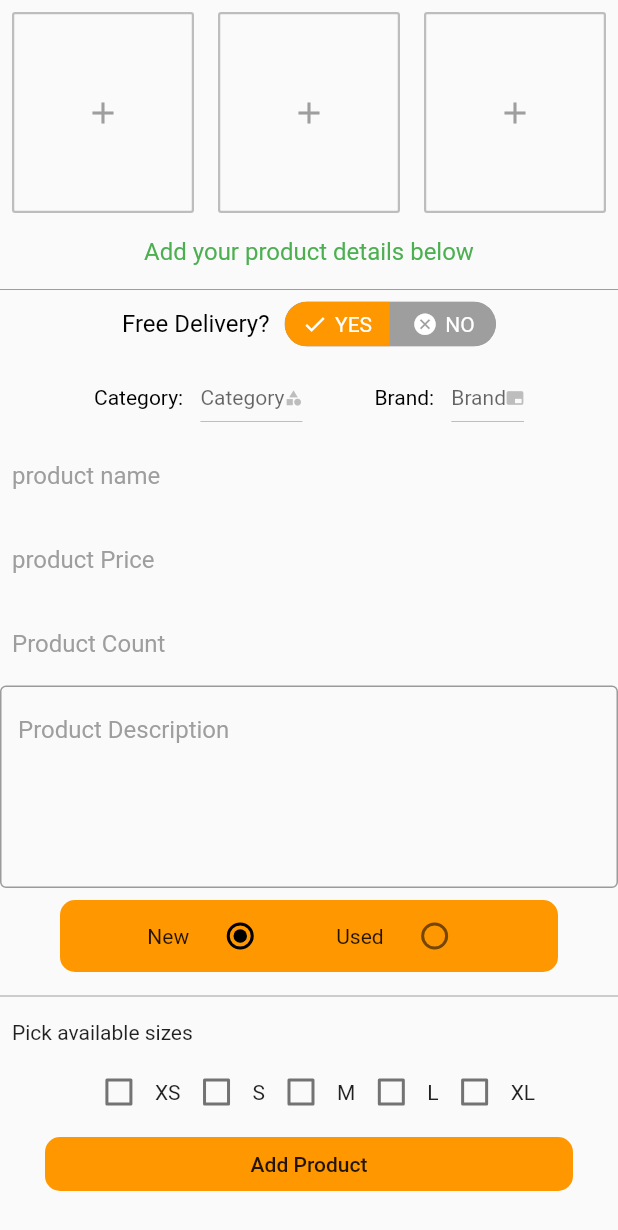
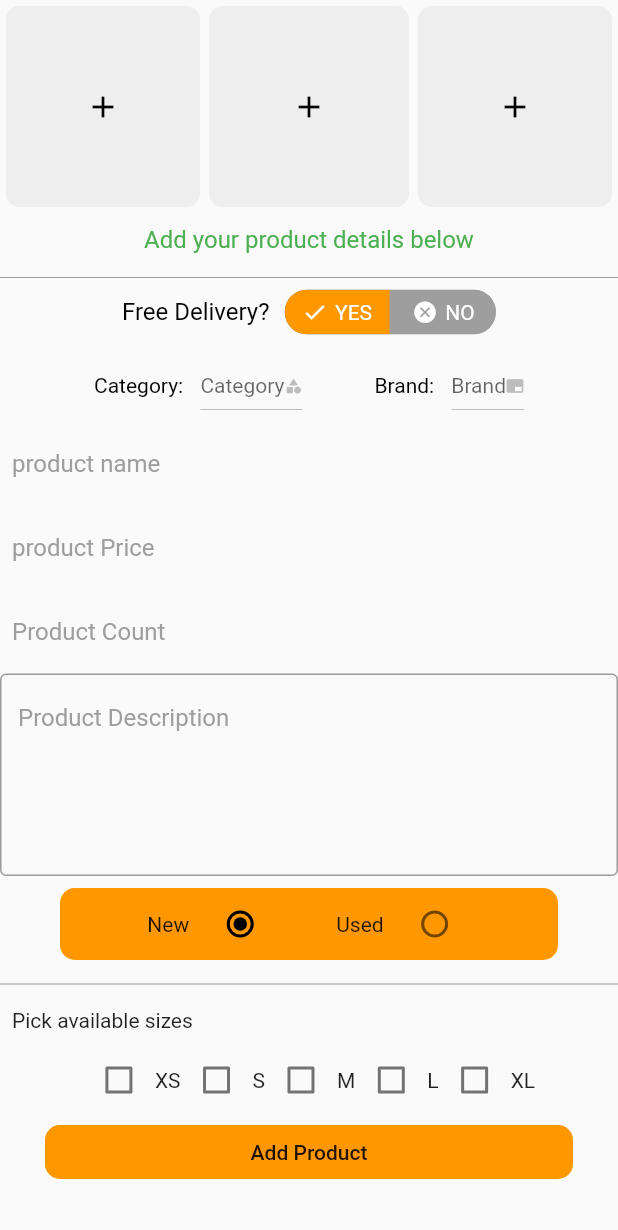
Before and after one commit to Patiyang/mtumbaAdmin, a Flutter app: the AddClothing widget shown alone on an empty page, opened directly, on a phone screen of 412 x 824 dp. Shown: the top 1230 px of the screen. Run offline on Flutter 3.47's test engine with Material 2 defaults, Android fonts, the phone set to English and light mode, and no system bars; drawn by our look-alikes of toggle_switch; our stand-ins replace cloud_firestore, firebase_auth, firebase_storage, fluttertoast, image_picker, shared_preferences; accounts and stored records are empty.

Commit message:
adding products updated

```diff
--- a/lib/screens/home.dart
+++ b/lib/screens/home.dart
@@ -1,10 +1,10 @@
 import 'package:flutter/material.dart';
-import 'package:mtumbaAdmin/provider/users/userProvider.dart';
 import 'package:mtumbaAdmin/screens/orders/cancelledOrders.dart';
 import 'package:mtumbaAdmin/screens/orders/completedOrders.dart';
 import 'package:mtumbaAdmin/screens/orders/newOrders.dart';
 import 'package:mtumbaAdmin/screens/orders/ongoingOrders.dart';
 import 'package:mtumbaAdmin/screens/orders/pastOrders.dart';
+import 'package:mtumbaAdmin/servicesDatabase/users/userProvider.dart';
 
 enum Pages { canceledOrders, completedOrders, newOrders, ongoingOrders, pastOrders }
 
--- a/lib/screens/logInSignUp/Login.dart
+++ b/lib/screens/logInSignUp/Login.dart
@@ -3,10 +3,10 @@ import 'package:flutter/gestures.dart';
 import 'package:flutter/material.dart';
 import 'package:fluttertoast/fluttertoast.dart';
 import 'package:mtumbaAdmin/models/users.dart';
-import 'package:mtumbaAdmin/provider/users/userProvider.dart';
-import 'package:mtumbaAdmin/provider/users/usersDatabase.dart';
 import 'package:mtumbaAdmin/screens/logInSignUp/recover.dart';
 import 'package:mtumbaAdmin/screens/logInSignUp/signUp.dart';
+import 'package:mtumbaAdmin/servicesDatabase/users/userProvider.dart';
+import 'package:mtumbaAdmin/servicesDatabase/users/usersDatabase.dart';
 import 'package:mtumbaAdmin/widgets/customText.dart';
 import 'package:mtumbaAdmin/widgets/loading.dart';
 import 'package:mtumbaAdmin/widgets/textField.dart';
--- a/lib/screens/logInSignUp/recover.dart
+++ b/lib/screens/logInSignUp/recover.dart
@@ -2,9 +2,10 @@ import 'package:cloud_firestore/cloud_firestore.dart';
 import 'package:flutter/cupertino.dart';
 import 'package:flutter/material.dart';
 import 'package:fluttertoast/fluttertoast.dart';
-import 'package:mtumbaAdmin/provider/users/userProvider.dart';
-import 'package:mtumbaAdmin/provider/users/usersDatabase.dart';
+
 import 'package:mtumbaAdmin/screens/logInSignUp/Login.dart';
+import 'package:mtumbaAdmin/servicesDatabase/users/userProvider.dart';
+import 'package:mtumbaAdmin/servicesDatabase/users/usersDatabase.dart';
 import 'package:mtumbaAdmin/widgets/customText.dart';
 import 'package:mtumbaAdmin/widgets/loading.dart';
 import 'package:mtumbaAdmin/widgets/textField.dart';
--- a/lib/screens/logInSignUp/signUp.dart
+++ b/lib/screens/logInSignUp/signUp.dart
@@ -6,8 +6,9 @@ import 'package:flutter/material.dart';
 import 'package:fluttertoast/fluttertoast.dart';
 import 'package:image_picker/image_picker.dart';
 import 'package:mtumbaAdmin/models/users.dart';
-import 'package:mtumbaAdmin/provider/users/userProvider.dart';
-import 'package:mtumbaAdmin/provider/users/usersDatabase.dart';
+
+import 'package:mtumbaAdmin/servicesDatabase/users/userProvider.dart';
+import 'package:mtumbaAdmin/servicesDatabase/users/usersDatabase.dart';
 import 'package:mtumbaAdmin/widgets/customText.dart';
 import 'package:mtumbaAdmin/widgets/loading.dart';
 import 'package:mtumbaAdmin/widgets/textField.dart';
--- a/lib/screens/manageItems/addBrand.dart
+++ b/lib/screens/manageItems/addBrand.dart
@@ -2,7 +2,7 @@ import 'package:cloud_firestore/cloud_firestore.dart';
 import 'package:flutter/material.dart';
 import 'package:fluttertoast/fluttertoast.dart';
 import 'package:mtumbaAdmin/models/users.dart';
-import 'package:mtumbaAdmin/provider/brandCategoryClothing/brandDatabase.dart';
+import 'package:mtumbaAdmin/servicesDatabase/brandCategoryClothing/brandDatabase.dart';
 import 'package:shared_preferences/shared_preferences.dart';
 
 import '../../styling.dart';
--- a/lib/screens/manageItems/addCategory.dart
+++ b/lib/screens/manageItems/addCategory.dart
@@ -2,7 +2,7 @@ import 'package:cloud_firestore/cloud_firestore.dart';
 import 'package:flutter/material.dart';
 import 'package:fluttertoast/fluttertoast.dart';
 import 'package:mtumbaAdmin/models/users.dart';
-import 'package:mtumbaAdmin/provider/brandCategoryClothing/categoryDatabase.dart';
+import 'package:mtumbaAdmin/servicesDatabase/brandCategoryClothing/categoryDatabase.dart';
 import 'package:mtumbaAdmin/styling.dart';
 import 'package:shared_preferences/shared_preferences.dart';
 
--- a/lib/screens/manageItems/addProduct.dart
+++ b/lib/screens/manageItems/addProduct.dart
@@ -5,9 +5,9 @@ import 'package:firebase_storage/firebase_storage.dart';
 import 'package:flutter/material.dart';
 import 'package:fluttertoast/fluttertoast.dart';
 import 'package:image_picker/image_picker.dart';
-import 'package:mtumbaAdmin/provider/brandCategoryClothing/brandDatabase.dart';
-import 'package:mtumbaAdmin/provider/brandCategoryClothing/categoryDatabase.dart';
-import 'package:mtumbaAdmin/provider/brandCategoryClothing/clothingDatabase.dart';
+import 'package:mtumbaAdmin/servicesDatabase/brandCategoryClothing/brandDatabase.dart';
+import 'package:mtumbaAdmin/servicesDatabase/brandCategoryClothing/categoryDatabase.dart';
+import 'package:mtumbaAdmin/servicesDatabase/brandCategoryClothing/clothingDatabase.dart';
 import 'package:mtumbaAdmin/styling.dart';
 import 'package:mtumbaAdmin/widgets/customText.dart';
 import 'package:shared_preferences/shared_preferences.dart';
@@ -56,6 +56,8 @@ class _AddClothingState extends State<AddClothing> {
     _getCategories();
     categoriesDropDown = getCategoriesDropDown();
     brandsDropDown = getBrandsDropDown();
+    deliveryPriceController.text = '0';
+    print(double.parse(deliveryPriceController.text));
     super.initState();
   }
 
@@ -72,40 +74,54 @@ class _AddClothingState extends State<AddClothing> {
                 children: <Widget>[
                   Expanded(
                     child: Padding(
-                      padding: const EdgeInsets.all(8.0),
-                      child: OutlineButton(
-                          borderSide: BorderSide(color: grey[400], width: 1.5),
-                          onPressed: () {
+                        padding: const EdgeInsets.all(4.0),
+                        child: GestureDetector(
+                          onTap: () {
                             selectImage(ImagePicker.pickImage(source: ImageSource.gallery), 1);
                           },
-                          child: displayChild1()),
+                          child: Container(
+                            decoration: BoxDecoration(
+                              borderRadius: BorderRadius.all(Radius.circular(9)),
+                              color: grey[200],
                             ),
+                            child: displayChild1(),
+                          ),
+                        )),
                   ),
                   SizedBox(height: 2),
                   Expanded(
                     child: Padding(
-                      padding: const EdgeInsets.all(8.0),
-                      child: OutlineButton(
-                        borderSide: BorderSide(color: grey[400], width: 1.5),
-                        onPressed: () {
+                        padding: const EdgeInsets.symmetric(horizontal: 2.0, vertical: 2),
+                        child: GestureDetector(
+                          onTap: () {
                             selectImage(ImagePicker.pickImage(source: ImageSource.gallery), 2);
                           },
+                          child: Container(
+                            decoration: BoxDecoration(
+                              borderRadius: BorderRadius.all(Radius.circular(9)),
+                              color: grey[200],
+                            ),
                             child: displayChild2(),
                           ),
+                        )),
                   ),
-                  ),
+                  SizedBox(height: 2),
                   Expanded(
                     child: Padding(
-                      padding: const EdgeInsets.all(8.0),
-                      child: OutlineButton(
-                        borderSide: BorderSide(color: grey[400], width: 1.5),
-                        onPressed: () {
+                        padding: const EdgeInsets.all(4.0),
+                        child: GestureDetector(
+                          onTap: () {
                             selectImage(ImagePicker.pickImage(source: ImageSource.gallery), 3);
                           },
+                          child: Container(
+                            decoration: BoxDecoration(
+                              borderRadius: BorderRadius.all(Radius.circular(9)),
+                              color: grey[200],
+                            ),
                             child: displayChild3(),
                           ),
+                        )),
                   ),
-                  )
                 ],
               ),
               Padding(
@@ -148,7 +164,7 @@ class _AddClothingState extends State<AddClothing> {
                       if (index == 1) {
                         setState(() {
                           deliveryPrice = false;
-                          deliveryPriceController.clear();
+                          deliveryPriceController.text = '0';
                         });
                       }
                     },
@@ -479,7 +495,6 @@ class _AddClothingState extends State<AddClothing> {
         if (selectedSize.isNotEmpty) {
           if (deliveryPrice == true) {
             setState(() {
-              deliveryPriceController.text = 'Free delivery';
               print(deliveryPrice);
             });
           } else {
@@ -521,7 +536,7 @@ class _AddClothingState extends State<AddClothing> {
               groupValue,
               selectedSize,
               images,
-              deliveryPriceController.text,
+              double.parse(deliveryPriceController.text),
             );
 
             setState(() {
@@ -575,15 +590,19 @@ class _AddClothingState extends State<AddClothing> {
     if (_image1 == null) {
       return Padding(
         padding: const EdgeInsets.fromLTRB(16, 55, 16, 55),
-        child: Icon(Icons.add, color: grey),
+        child: Icon(Icons.add, color: black),
       );
     } else {
-      return Image.file(
+      return ClipRRect(
+          child: Image.file(
             _image1,
             fit: BoxFit.cover,
             width: double.infinity,
             height: 137,
-      );
+          ),
+          borderRadius: BorderRadius.all(
+            Radius.circular(9),
+          ));
     }
   }
 
@@ -591,14 +610,19 @@ class _AddClothingState extends State<AddClothing> {
     if (_image2 == null) {
       return Padding(
         padding: const EdgeInsets.fromLTRB(16, 55, 16, 55),
-        child: Icon(Icons.add, color: grey),
+        child: Icon(Icons.add, color: black),
       );
     } else {
-      return Image.file(
+      return ClipRRect(
+        borderRadius: BorderRadius.all(
+          Radius.circular(9),
+        ),
+        child: Image.file(
           _image2,
           fit: BoxFit.cover,
           width: double.infinity,
           height: 137,
+        ),
       );
     }
   }
@@ -607,14 +631,19 @@ class _AddClothingState extends State<AddClothing> {
     if (_image3 == null) {
       return Padding(
         padding: const EdgeInsets.fromLTRB(16, 55, 16, 55),
-        child: Icon(Icons.add, color: grey),
+        child: Icon(Icons.add, color: black),
       );
     } else {
-      return Image.file(
+      return ClipRRect(
+        borderRadius: BorderRadius.all(
+          Radius.circular(9),
+        ),
+        child: Image.file(
           _image3,
           fit: BoxFit.cover,
           width: double.infinity,
           height: 137,
+        ),
       );
     }
   }
--- a/lib/screens/profile.dart
+++ b/lib/screens/profile.dart
@@ -6,8 +6,8 @@ import 'package:flutter/material.dart';
 import 'package:fluttertoast/fluttertoast.dart';
 import 'package:image_picker/image_picker.dart';
 import 'package:mtumbaAdmin/models/users.dart';
-import 'package:mtumbaAdmin/provider/users/userProvider.dart';
-import 'package:mtumbaAdmin/provider/users/usersDatabase.dart';
+import 'package:mtumbaAdmin/servicesDatabase/users/userProvider.dart';
+import 'package:mtumbaAdmin/servicesDatabase/users/usersDatabase.dart';
 import 'package:mtumbaAdmin/styling.dart';
 import 'package:mtumbaAdmin/widgets/favoritesButton.dart';
 import 'package:mtumbaAdmin/widgets/loading.dart';
```
Also changed, not shown: lib/screens/orders/newOrders.dart (+1 -13 lines), lib/servicesDatabase/brandCategoryClothing/clothingDatabase.dart (renamed from lib/provider/brandCategoryClothing/clothingDatabase.dart, +10 -8 lines), lib/servicesDatabase/brandCategoryClothing/brandDatabase.dart (renamed from lib/provider/brandCategoryClothing/brandDatabase.dart), lib/servicesDatabase/brandCategoryClothing/categoryDatabase.dart (renamed from lib/provider/brandCategoryClothing/categoryDatabase.dart), lib/servicesDatabase/users/userProvider.dart (renamed from lib/provider/users/userProvider.dart), lib/servicesDatabase/users/usersDatabase.dart (renamed from lib/provider/users/usersDatabase.dart), pubspec.lock. Lines whose indentation alone changed are shown as unchanged.
